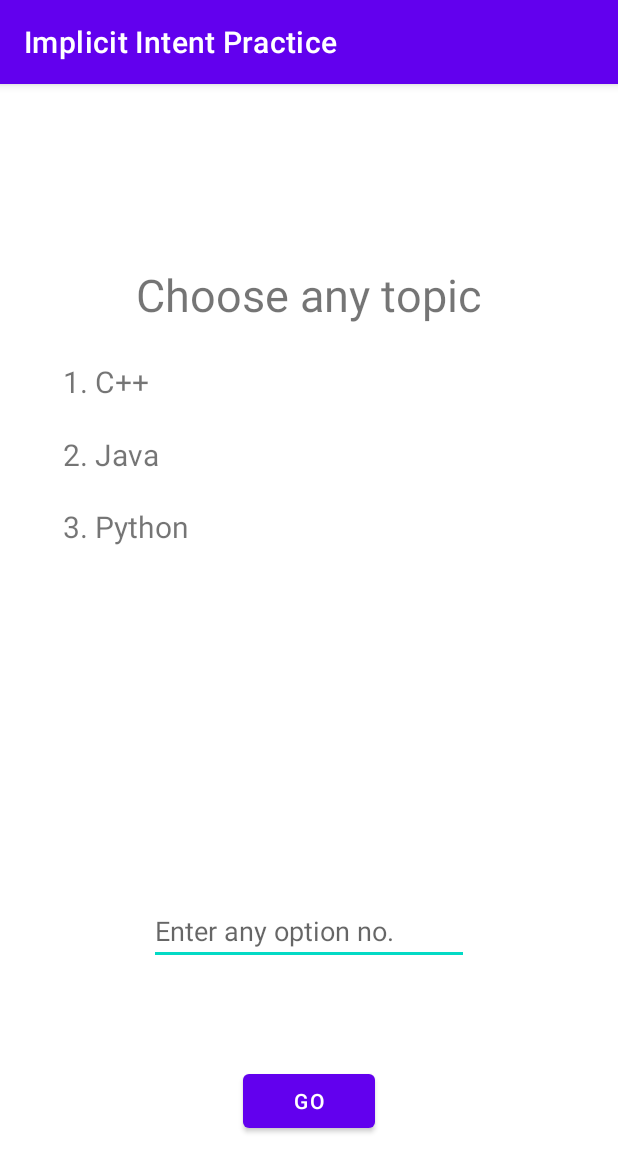
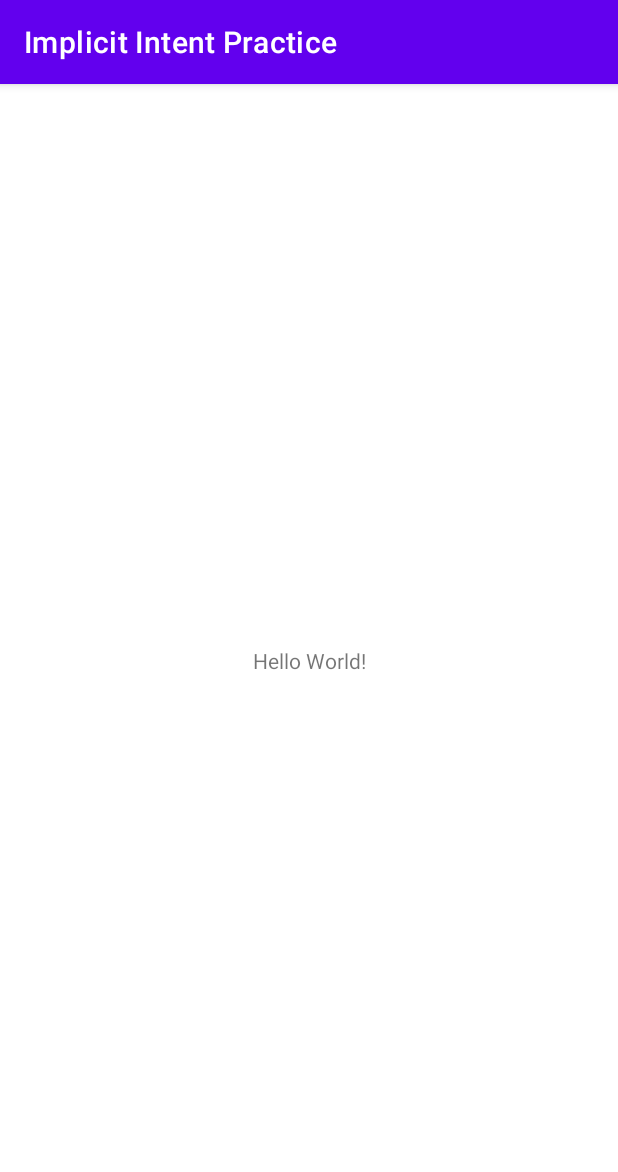
Before and after one commit to BSEF19M518/Mobile_Computing, an Android app: the screen it shows after launch (MainActivity), on a phone screen of 412 x 824 dp. Shown: the top 1172 px of the screen. Run offline under Robolectric (Android 15) with nearby library versions, the phone set to English and light mode, and no system bars.

```diff
--- a/ImplicitIntentPractice/app/build.gradle
+++ b/ImplicitIntentPractice/app/build.gradle
@@ -30,7 +30,7 @@ android {
 dependencies {
 
     implementation 'androidx.appcompat:appcompat:1.4.1'
-    implementation 'com.google.android.material:material:1.5.0'
+    implementation 'com.google.android.material:material:1.6.0'
     implementation 'androidx.constraintlayout:constraintlayout:2.1.3'
     testImplementation 'junit:junit:4.+'
     androidTestImplementation 'androidx.test.ext:junit:1.1.3'
--- a/ImplicitIntentPractice/app/src/main/AndroidManifest.xml
+++ b/ImplicitIntentPractice/app/src/main/AndroidManifest.xml
@@ -10,9 +10,6 @@
         android:supportsRtl="true"
         android:theme="@style/Theme.ImplicitIntentPractice">
         <activity
-            android:name=".MainActivity2"
-            android:exported="true" />
-        <activity
             android:name=".MainActivity"
             android:exported="true">
             <intent-filter>
--- a/ImplicitIntentPractice/app/src/main/java/com/example/implicitintentpractice/MainActivity.java
+++ b/ImplicitIntentPractice/app/src/main/java/com/example/implicitintentpractice/MainActivity.java
@@ -2,32 +2,13 @@ package com.example.implicitintentpractice;
 
 import androidx.appcompat.app.AppCompatActivity;
 
-import android.content.Intent;
 import android.os.Bundle;
-import android.view.View;
-import android.widget.Button;
-import android.widget.EditText;
 
 public class MainActivity extends AppCompatActivity {
 
-    Button button;
-    EditText optionText;
     @Override
     protected void onCreate(Bundle savedInstanceState) {
         super.onCreate(savedInstanceState);
         setContentView(R.layout.activity_main);
-
-        button=findViewById(R.id.button);
-        button.setOnClickListener(new View.OnClickListener() {
-            @Override
-            public void onClick(View view) {
-                optionText=findViewById(R.id.optionText);
-                String option=optionText.getText().toString();
-                Intent intent=new Intent(MainActivity.this,MainActivity2.class);
-                intent.putExtra("option",option);
-                startActivity(intent);
-            }
-        });
     }
-
 }
--- a/ImplicitIntentPractice/app/src/main/res/layout/activity_main.xml
+++ b/ImplicitIntentPractice/app/src/main/res/layout/activity_main.xml
@@ -7,69 +7,12 @@
     tools:context=".MainActivity">
 
     <TextView
-        android:id="@+id/textView"
         android:layout_width="wrap_content"
         android:layout_height="wrap_content"
-        android:text="Choose any topic"
-        android:textSize="30dp"
-        app:layout_constraintBottom_toTopOf="@+id/optionText"
-        app:layout_constraintEnd_toEndOf="parent"
-        app:layout_constraintStart_toStartOf="parent"
-        app:layout_constraintTop_toTopOf="parent"
-        app:layout_constraintVertical_bias="0.24000001" />
+        android:text="Hello World!"
+        app:layout_constraintBottom_toBottomOf="parent"
+        app:layout_constraintLeft_toLeftOf="parent"
+        app:layout_constraintRight_toRightOf="parent"
+        app:layout_constraintTop_toTopOf="parent" />
 
-    <TextView
-        android:id="@+id/textView2"
-        android:layout_width="wrap_content"
-        android:layout_height="wrap_content"
-        android:layout_marginTop="24dp"
-        android:text="1. C++"
-        android:textSize="20dp"
-        app:layout_constraintEnd_toEndOf="parent"
-        app:layout_constraintHorizontal_bias="0.118"
-        app:layout_constraintStart_toStartOf="parent"
-        app:layout_constraintTop_toBottomOf="@+id/textView" />
-
-    <TextView
-        android:id="@+id/textView3"
-        android:layout_width="wrap_content"
-        android:layout_height="wrap_content"
-        android:text="2. Java"
-        android:textSize="20dp"
-        app:layout_constraintBottom_toTopOf="@+id/textView4"
-        app:layout_constraintStart_toStartOf="@+id/textView2"
-        app:layout_constraintTop_toBottomOf="@+id/textView2" />
-
-    <TextView
-        android:id="@+id/textView4"
-        android:layout_width="wrap_content"
-        android:layout_height="wrap_content"
-        android:layout_marginTop="69dp"
-        android:text="3. Python"
-        android:textSize="20dp"
-        app:layout_constraintStart_toStartOf="@+id/textView3"
-        app:layout_constraintTop_toBottomOf="@+id/textView2" />
-
-    <EditText
-        android:id="@+id/optionText"
-        android:layout_width="wrap_content"
-        android:layout_height="wrap_content"
-        android:ems="10"
-        android:hint="Enter any option no."
-        android:inputType="textPersonName"
-        app:layout_constraintBottom_toBottomOf="parent"
-        app:layout_constraintEnd_toEndOf="parent"
-        app:layout_constraintStart_toStartOf="parent"
-        app:layout_constraintTop_toTopOf="parent"
-        app:layout_constraintVertical_bias="0.75" />
-
-    <Button
-        android:id="@+id/button"
-        android:layout_width="wrap_content"
-        android:layout_height="wrap_content"
-        android:text="Go"
-        app:layout_constraintBottom_toBottomOf="parent"
-        app:layout_constraintEnd_toEndOf="parent"
-        app:layout_constraintStart_toStartOf="parent"
-        app:layout_constraintTop_toBottomOf="@+id/optionText" />
 </androidx.constraintlayout.widget.ConstraintLayout>
```
Also changed, not shown: ImplicitIntentPractice/app/src/main/java/com/example/implicitintentpractice/MainActivity2.java (deleted, +0 -74 lines), ImplicitIntentPractice/app/src/main/res/layout/activity_main2.xml (deleted, +0 -39 lines), ImplicitIntentPractice/gradle/wrapper/gradle-wrapper.properties.
